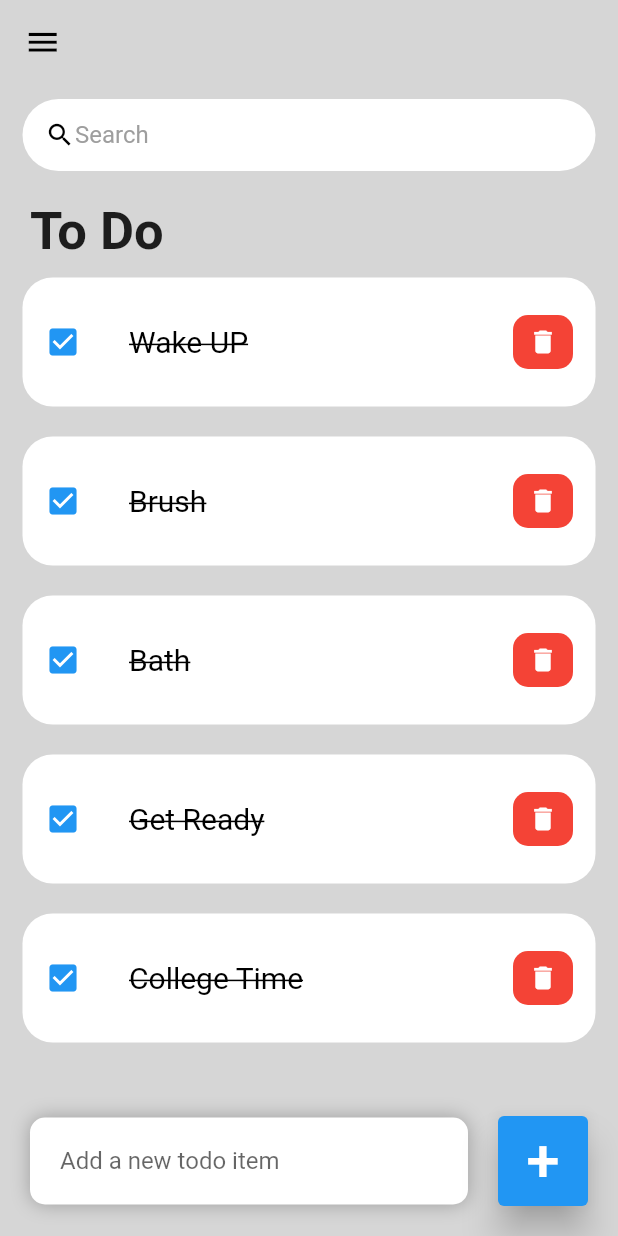
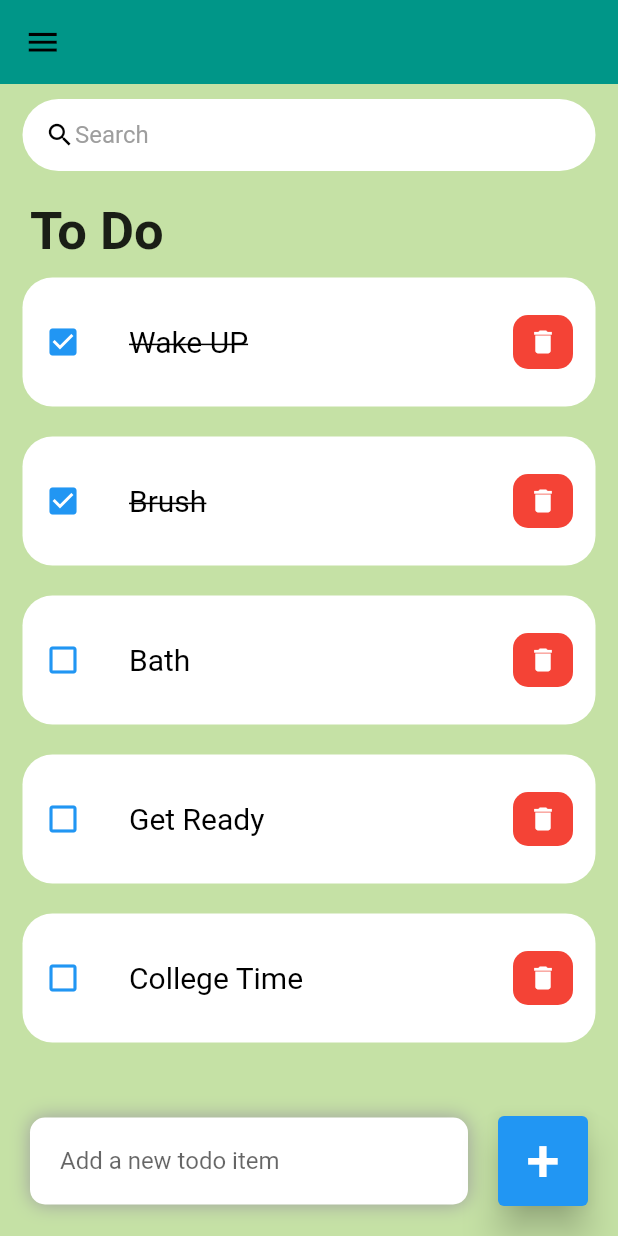
Before and after one commit to prtham312/TO_DO_APP, a Flutter app: the screen it shows after launch, on a phone screen of 412 x 824 dp. Run offline on Flutter 3.47's test engine with Material 2 defaults, Android fonts, the phone set to English and light mode, and no system bars.

Commit message:
first msg

```diff
--- a/lib/main.dart
+++ b/lib/main.dart
@@ -1,4 +1,6 @@
 // ignore_for_file: prefer_const_constructors
+
+import 'dart:ui';
 
 import 'package:flutter/material.dart';
 import 'package:to_do_app/screen1.dart';
@@ -12,6 +14,11 @@ class MyApp extends StatelessWidget {
   Widget build(BuildContext context) {
     return MaterialApp(
       title: 'To Do App',
+      theme: ThemeData(
+          fontFamily: 'Ubuntu',
+          textTheme: ThemeData.light().textTheme.copyWith(
+                headline6: TextStyle(fontFamily: 'Ubuntu'),
+              )),
       home: Screen1(),
       debugShowCheckedModeBanner: false,
     );
--- a/lib/screen1.dart
+++ b/lib/screen1.dart
@@ -25,7 +25,7 @@ class _Screen1State extends State<Screen1> {
   @override
   Widget build(BuildContext context) {
     return Scaffold(
-      backgroundColor: Colors.grey[350],
+      backgroundColor: Colors.lightGreen[200],
       appBar: _appbar(),
       body: Stack(
         children: [
@@ -48,7 +48,7 @@ class _Screen1State extends State<Screen1> {
                       for (Todo todo in _searchTodo)
                         items(
                           todo: todo,
-                          onchange: _tochange,
+                          onchanged: _tochange,
                           ondelete: _todelete,
                         ),
                     ],
@@ -134,7 +134,7 @@ class _Screen1State extends State<Screen1> {
     _todoController.clear();
   }
 
-  void _runFilter(String enteredKeyword) {
+  void _runfilter(String enteredKeyword) {
     List<Todo> results = [];
     if (enteredKeyword.isEmpty) {
       results = todoslist;
@@ -152,7 +152,7 @@ class _Screen1State extends State<Screen1> {
 
   AppBar _appbar() {
     return AppBar(
-      backgroundColor: Colors.grey[350],
+      backgroundColor: Colors.teal,
       elevation: 0,
       title: Icon(
         Icons.menu,
--- a/lib/widgets/items.dart
+++ b/lib/widgets/items.dart
@@ -5,12 +5,12 @@ import 'package:to_do_app/Model/todo.dart';
 
 class items extends StatelessWidget {
   final Todo todo;
-  final onchange;
+  final onchanged;
   final ondelete;
   const items({
     Key? key,
     required this.todo,
-    required this.onchange,
+    required this.onchanged,
     required this.ondelete,
   }) : super(key: key);
 
@@ -20,17 +20,19 @@ class items extends StatelessWidget {
       margin: EdgeInsets.only(bottom: 20),
       child: ListTile(
         onTap: () {
-          onchange(todo);
+          onchanged(todo);
         },
         shape: RoundedRectangleBorder(borderRadius: BorderRadius.circular(20)),
         tileColor: Colors.white,
-        leading: Icon(Icons.check_box, color: Colors.blue),
+        leading: Icon(
+            todo.done ? Icons.check_box : Icons.check_box_outline_blank,
+            color: Colors.blue),
         title: Text(
           todo.todone!,
           style: TextStyle(
             fontSize: 20,
             color: Colors.black,
-            decoration: TextDecoration.lineThrough,
+            decoration: todo.done ? TextDecoration.lineThrough : null,
           ),
         ),
         contentPadding: EdgeInsets.all(15),
```
Also changed, not shown: pubspec.yaml (+10 -6 lines), assets/fonts/Ubuntu-Regular.ttf (added), pubspec.lock.
